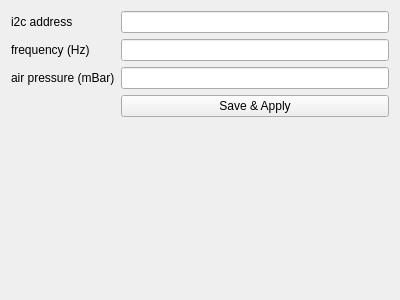
Before: the Qt Designer form Hanse/Module_Simulation/simulation_form.ui in iti-luebeck/HANSE2011, drawn with Qt 5.
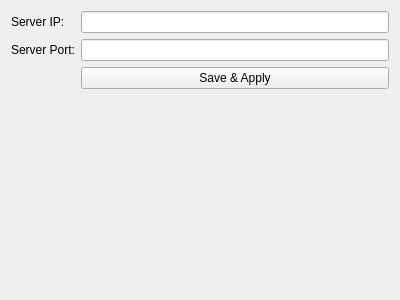
After: the same form once the commit is applied.

```diff
--- a/Hanse/Module_Simulation/simulation_form.ui
+++ b/Hanse/Module_Simulation/simulation_form.ui
@@ -14,27 +14,30 @@
    <string>Form</string>
   </property>
   <layout class="QFormLayout" name="formLayout">
+   <property name="fieldGrowthPolicy">
+    <enum>QFormLayout::AllNonFixedFieldsGrow</enum>
+   </property>
    <item row="0" column="0">
     <widget class="QLabel" name="label">
      <property name="text">
-      <string>i2c address</string>
+      <string>Server IP:</string>
      </property>
     </widget>
    </item>
    <item row="0" column="1">
-    <widget class="QLineEdit" name="i2cAddress"/>
-   </item>
-   <item row="1" column="1">
-    <widget class="QLineEdit" name="frequency"/>
+    <widget class="QLineEdit" name="server_ip_adress"/>
    </item>
    <item row="1" column="0">
     <widget class="QLabel" name="label_2">
      <property name="text">
-      <string>frequency (Hz)</string>
+      <string>Server Port:</string>
      </property>
     </widget>
    </item>
-   <item row="3" column="1">
+   <item row="1" column="1">
+    <widget class="QLineEdit" name="server_port"/>
+   </item>
+   <item row="2" column="1">
     <widget class="QPushButton" name="save">
      <property name="text">
       <string>Save &amp;&amp; Apply</string>
@@ -44,16 +47,6 @@
      </property>
     </widget>
    </item>
-   <item row="2" column="1">
-    <widget class="QLineEdit" name="airPressure"/>
-   </item>
-   <item row="2" column="0">
-    <widget class="QLabel" name="label_3">
-     <property name="text">
-      <string>air pressure (mBar)</string>
-     </property>
-    </widget>
-   </item>
   </layout>
  </widget>
  <resources/>
```
